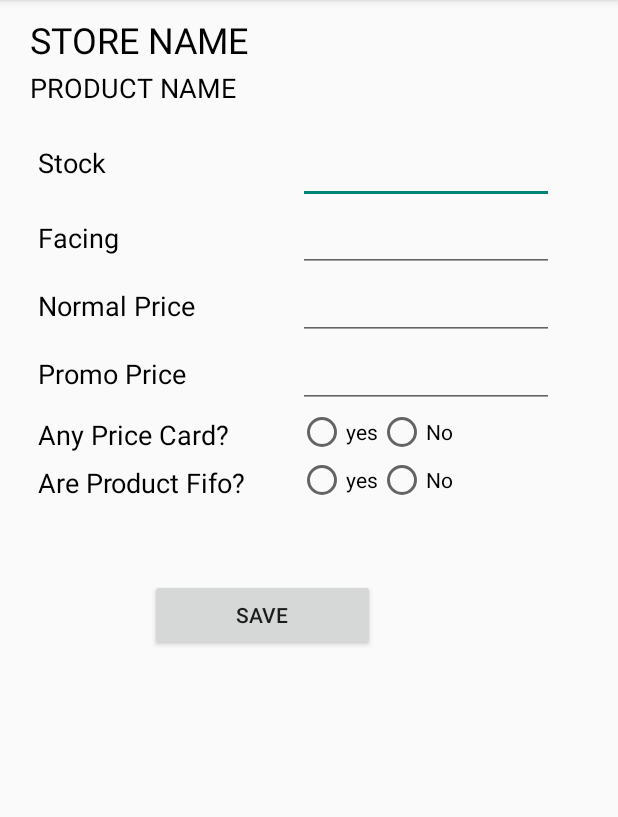
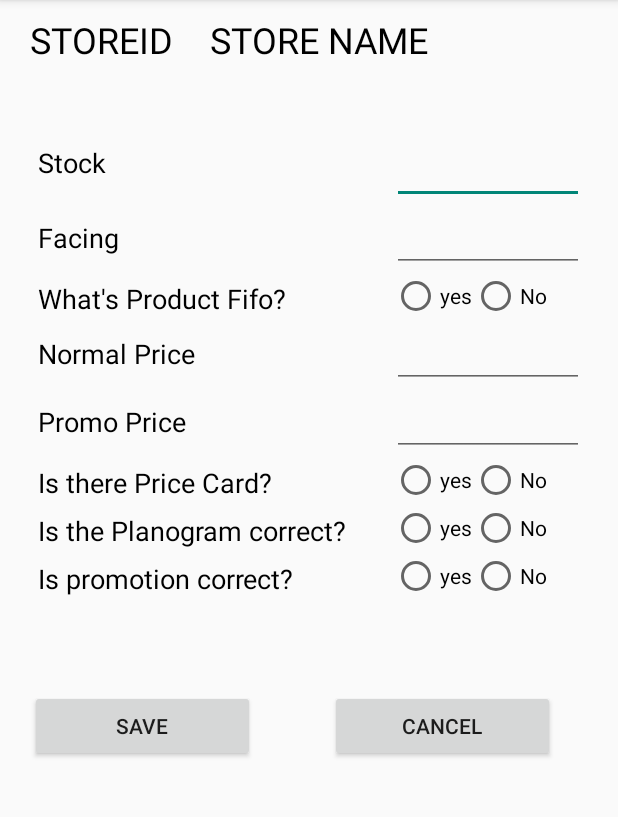
Before and after one commit to azizmajidul/SMART_MD, an Android app: the Report screen opened directly, with no data from a screen before it, on a phone screen of 412 x 824 dp, the part 84-901 px from its top. Run offline under Robolectric (Android 15) with nearby library versions, the light colour scheme and no system bars.

Commit message:
update 18 0ct

```diff
--- a/app/src/main/java/com/stmikbanisaleh/smart_md/Ui/ProductList.java
+++ b/app/src/main/java/com/stmikbanisaleh/smart_md/Ui/ProductList.java
@@ -27,7 +27,7 @@ public class ProductList extends AppCompatActivity {
     private RecyclerView recyclerView;
     private List<ProductList_m> list = new ArrayList<>();
     String store_id, store_name;
-    TextView txtStore_id,txtStoreName ;
+    TextView txtStore_id,txtStoreName;
     private API api;
     private ProductListAdapter productListAdapter;
     private RecyclerView.LayoutManager layoutManager;
@@ -35,17 +35,19 @@ public class ProductList extends AppCompatActivity {
 
 
 
-
     @Override
     protected void onCreate(Bundle savedInstanceState) {
         super.onCreate(savedInstanceState);
         setContentView(R.layout.activity_product_list);
+//        parsing to report activity
          store_id = getIntent().getStringExtra("store_id");
          store_name = getIntent().getStringExtra("store_name");
          txtStore_id = findViewById(R.id.txtStore_id);
          txtStore_id.setText(store_id);
          txtStoreName = findViewById(R.id.txtStoreName);
          txtStoreName.setText(store_name);
+
+
 
          recyclerView = findViewById(R.id.recyclerview);
          LinearLayoutManager layoutManager = new LinearLayoutManager(this);
--- a/app/src/main/java/com/stmikbanisaleh/smart_md/Ui/Report.java
+++ b/app/src/main/java/com/stmikbanisaleh/smart_md/Ui/Report.java
@@ -11,15 +11,29 @@ import com.stmikbanisaleh.smart_md.R;
 public class Report extends AppCompatActivity {
 
     String productName;
+    String store_id, store_name;
     TextView product_name;
+    TextView textStore_id, textStore_Name;
 
     @Override
     protected void onCreate(Bundle savedInstanceState) {
         super.onCreate(savedInstanceState);
         setContentView(R.layout.activity_report);
 //        set intent product name to report activity
-//        productName = getIntent().getStringExtra(productName);
-//        product_name = findViewById(R.id.product_name);
-//        product_name.setText(productName);
+        productName = getIntent().getStringExtra("product_name");
+        product_name = findViewById(R.id.product_name);
+        product_name.setText(productName);
+
+//        store_id = getIntent().getStringExtra("store_id");
+//        store_name = getIntent().getStringExtra("store_name");
+//        textStore_id = findViewById(R.id.textStore_id);
+//        textStore_Name = findViewById(R.id.textStore_Name);
+//
+//
+//        textStore_id.setText(store_id);
+//        textStore_Name.setText(store_name);
+
+
+
     }
 }
--- a/app/src/main/java/com/stmikbanisaleh/smart_md/Ui/Store_visit.java
+++ b/app/src/main/java/com/stmikbanisaleh/smart_md/Ui/Store_visit.java
@@ -51,9 +51,6 @@ public class Store_visit extends AppCompatActivity {
 
 
 
-
-
-
     }
 
     private void LoadData(){
--- a/app/src/main/res/layout/activity_report.xml
+++ b/app/src/main/res/layout/activity_report.xml
@@ -20,16 +20,24 @@
             android:layout_width="match_parent"
             android:layout_height="wrap_content">
             <TextView
-                android:id="@+id/textjudul"
+                android:id="@+id/textStore_id"
+                android:textSize="24sp"
+                android:textColor="#000000"
+                android:text="STOREID"
+                android:layout_width="wrap_content"
+                android:layout_height="wrap_content"/>
+            <TextView
+                android:id="@+id/textStore_Name"
                 android:textSize="24sp"
                 android:textColor="#000000"
                 android:text="STORE NAME"
+                android:layout_marginStart="120dp"
                 android:layout_width="wrap_content"
                 android:layout_height="wrap_content"/>
             <TextView
                 android:id="@+id/product_name"
             android:layout_marginTop="3dp"
-            android:layout_below="@id/textjudul"
+            android:layout_below="@id/textStore_Name"
             android:textSize="18sp"
             android:textColor="#000000"
             android:text="PRODUCT NAME"
@@ -62,7 +70,7 @@
                 android:layout_width="wrap_content"
                 android:layout_height="wrap_content"
                 android:layout_marginTop="10dp"
-                android:ems="8"
+                android:ems="6"
                 android:inputType="textPersonName" />
             <TextView
                 android:layout_marginStart="15dp"
@@ -76,8 +84,34 @@
                 android:layout_marginStart="30dp"
                 android:layout_width="wrap_content"
                 android:layout_height="wrap_content"
-                android:ems="8"
+                android:ems="6"
                 android:inputType="textPersonName" />
+            <TextView
+                android:layout_marginTop="5dp"
+                android:layout_marginStart="15dp"
+                android:textSize="18sp"
+                android:textColor="#000000"
+                android:text="What's Product Fifo? "
+                android:layout_width="wrap_content"
+                android:layout_height="wrap_content"/>
+            <RadioGroup
+
+                android:layout_marginStart="30dp"
+                android:layout_width="wrap_content"
+                android:layout_height="wrap_content"
+                android:orientation="horizontal">
+                <RadioButton android:id="@+id/yes_fifo"
+                    android:layout_width="wrap_content"
+                    android:layout_height="wrap_content"
+                    android:text="yes"
+                    />
+                <RadioButton android:id="@+id/no_fifo"
+                    android:layout_width="wrap_content"
+                    android:layout_height="wrap_content"
+                    android:text="No"
+                    />
+
+            </RadioGroup>
             <TextView
                 android:layout_marginStart="15dp"
                 android:textSize="18sp"
@@ -90,7 +124,7 @@
                 android:layout_marginStart="30dp"
                 android:layout_width="wrap_content"
                 android:layout_height="wrap_content"
-                android:ems="8"
+                android:ems="6"
                android:inputType="number" />
             <TextView
                 android:layout_marginStart="15dp"
@@ -104,14 +138,14 @@
                 android:layout_marginStart="30dp"
                 android:layout_width="wrap_content"
                 android:layout_height="wrap_content"
-                android:ems="8"
+                android:ems="6"
                 android:inputType="number" />
             <TextView
                 android:layout_marginTop="5dp"
                 android:layout_marginStart="15dp"
                 android:textSize="18sp"
                 android:textColor="#000000"
-                android:text="Any Price Card?"
+                android:text="Is there Price Card?"
                 android:layout_width="wrap_content"
                 android:layout_height="wrap_content"/>
             <RadioGroup
@@ -136,45 +170,88 @@
                 android:layout_marginStart="15dp"
                 android:textSize="18sp"
                 android:textColor="#000000"
-                android:text="Are Product Fifo? "
+                android:text="Is the Planogram correct?"
                 android:layout_width="wrap_content"
                 android:layout_height="wrap_content"/>
             <RadioGroup
-
                 android:layout_marginStart="30dp"
                 android:layout_width="wrap_content"
                 android:layout_height="wrap_content"
                 android:orientation="horizontal">
-                <RadioButton android:id="@+id/yes_fifo"
+                <RadioButton android:id="@+id/yes_planogram"
                     android:layout_width="wrap_content"
                     android:layout_height="wrap_content"
                     android:text="yes"
                     />
-                <RadioButton android:id="@+id/no_fifo"
+                <RadioButton android:id="@+id/no_planogram"
                     android:layout_width="wrap_content"
                     android:layout_height="wrap_content"
                     android:text="No"
                     />
 
             </RadioGroup>
+            <TextView
+                android:layout_marginTop="5dp"
+                android:layout_marginStart="15dp"
+                android:textSize="18sp"
+                android:textColor="#000000"
+                android:text="Is promotion correct?"
+                android:layout_width="wrap_content"
+                android:layout_height="wrap_content"/>
+            <RadioGroup
+                android:layout_marginStart="30dp"
+                android:layout_width="wrap_content"
+                android:layout_height="wrap_content"
+                android:orientation="horizontal">
+                <RadioButton android:id="@+id/p_correct"
+                    android:layout_width="wrap_content"
+                    android:layout_height="wrap_content"
+                    android:text="yes"
+                    />
+                <RadioButton android:id="@+id/p_dont_c"
+                    android:layout_width="wrap_content"
+                    android:layout_height="wrap_content"
+                    android:text="No"
+                    />
 
+            </RadioGroup>
+        </GridLayout>
+        <GridLayout
+            android:layout_marginTop="10dp"
+            android:layout_marginRight="10dp"
+            android:layout_marginLeft="10dp"
+            android:rowCount="1"
+            android:columnCount="2"
+            android:alignmentMode="alignMargins"
+            android:columnOrderPreserved="false"
+            android:layout_width="match_parent"
+            android:layout_height="wrap_content">
+            <Button
+                android:layout_marginBottom="20dp"
+                android:layout_marginTop="50dp"
+                android:layout_width="150dp"
+                android:layout_height="wrap_content"
+                android:layout_marginEnd="10dp"
+                android:layout_marginStart="10dp"
+                android:text="Save"
+                android:shadowColor="@color/primary"></Button>
+            <Button
+                android:layout_marginBottom="20dp"
+                android:layout_marginTop="50dp"
+                android:layout_width="150dp"
+                android:layout_height="wrap_content"
+                android:layout_marginEnd="10dp"
+                android:layout_marginStart="40dp"
+                android:text="Cancel"
+                android:shadowColor="@color/primary"></Button>
 
         </GridLayout>
 
-<Button
-    android:layout_marginBottom="20dp"
-    android:layout_marginTop="50dp"
-    android:layout_width="150dp"
-    android:layout_height="wrap_content"
-    android:layout_marginEnd="100dp"
-    android:layout_marginStart="100dp"
-    android:text="Save"
-    android:shadowColor="@color/primary">
 
-</Button>
     </LinearLayout>
 
 
 
 
+
 </ScrollView>
--- a/app/src/main/res/layout/activity_store_visit.xml
+++ b/app/src/main/res/layout/activity_store_visit.xml
@@ -43,13 +43,13 @@
         android:layout_width="409dp"
         android:layout_height="590dp"
         android:layout_marginStart="1dp"
-        android:layout_marginTop="20dp"
+        android:layout_marginTop="40dp"
         android:layout_marginEnd="1dp"
         app:layout_constraintBottom_toBottomOf="parent"
         app:layout_constraintEnd_toEndOf="parent"
         app:layout_constraintStart_toStartOf="parent"
         app:layout_constraintTop_toBottomOf="@+id/linearLayout"
-        tools:listitem="@layout/item_layout"/>
+        tools:listitem="@layout/item_layout_visit"/>
 
 
 </androidx.constraintlayout.widget.ConstraintLayout>
```
Also changed, not shown: app/src/main/java/com/stmikbanisaleh/smart_md/Adapter/ProductListAdapter.java (+12 -3 lines), app/src/main/java/com/stmikbanisaleh/smart_md/Adapter/StoreVisitAdapter.java (+14 -2 lines), app/src/main/java/com/stmikbanisaleh/smart_md/Model_Ok/Store/ProductList_m.java (+4 -4 lines), app/src/main/java/com/stmikbanisaleh/smart_md/Model_Ok/Visit/ListVisit.java (+4 -4 lines), app/src/main/res/layout/item_layout_visit.xml (renamed from app/src/main/res/layout/item_layout.xml, +18 -4 lines), app/src/main/res/layout/list_product.xml (deleted, +0 -31 lines), app/src/main/res/layout/product_list.xml (+13 -1 lines).
